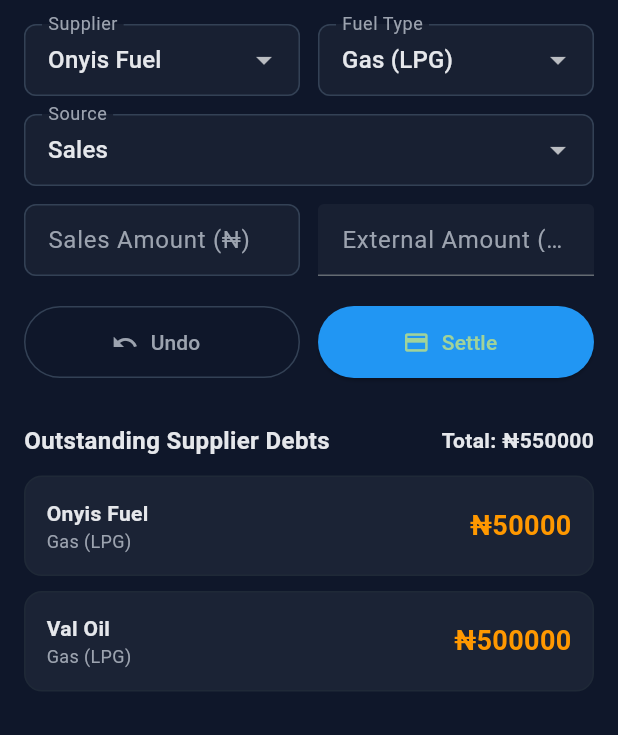
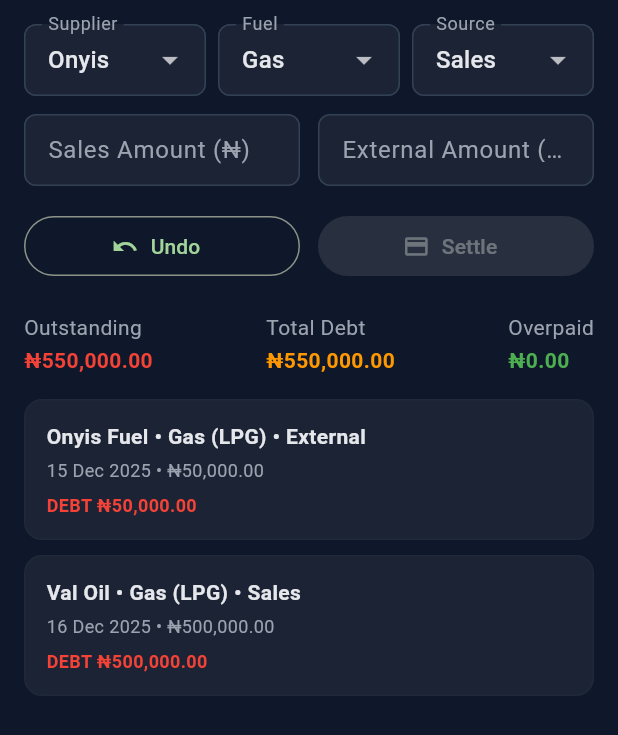
Before and after one commit to adiovall/smartbusiness-erp, a Flutter app: the SettlementTab widget shown alone on an empty page, opened directly with empty values, on a phone screen of 412 x 824 dp. Shown: the top 735 px of the screen. Run offline on Flutter 3.47's test engine with Material 3 defaults, Android fonts, the light colour scheme and no system bars; Roboto replaces fonts that are missing (Segoe UI).

Commit message:
settlemnt updated

```diff
--- a/lib/features/fuel/presentation/widgets/entry_tabs/settlement_tab.dart
+++ b/lib/features/fuel/presentation/widgets/entry_tabs/settlement_tab.dart
@@ -1,12 +1,35 @@
+// lib/features/fuel/presentation/widgets/entry_tabs/settlement_tab.dart
+
 import 'package:flutter/material.dart';
+import 'package:intl/intl.dart';
 
 /* ===================== COLORS ===================== */
 
-const panelBg = Color(0xFF0f172a);
+const panelBg = Color(0xFF111827);
 const panelBorder = Color(0xFF1f2937);
 const textPrimary = Color(0xFFE5E7EB);
 const textSecondary = Color(0xFF9CA3AF);
 const inputBorder = Color(0xFF334155);
+
+/* ===================== MODEL ===================== */
+
+class DebtRecord {
+  final String supplier;
+  final String fuel;
+  final String source;
+  final double amount;
+  final DateTime date;
+
+  DebtRecord({
+    required this.supplier,
+    required this.fuel,
+    required this.source,
+    required this.amount,
+    required this.date,
+  });
+}
+
+/* ===================== WIDGET ===================== */
 
 class SettlementTab extends StatefulWidget {
   final VoidCallback onSubmitted;
@@ -28,27 +51,51 @@
   final salesCtrl = TextEditingController();
   final extCtrl = TextEditingController();
 
-  // 🔹 MOCK DEBTS (replace later with DB)
-  final List<Map<String, dynamic>> debts = [
-    {'supplier': 'Onyis Fuel', 'fuel': 'Gas (LPG)', 'amount': 50000.0},
-    {'supplier': 'Val Oil', 'fuel': 'Gas (LPG)', 'amount': 500000.0},
+  int? selectedIndex;
+
+  final money = NumberFormat.currency(
+    locale: 'en_NG',
+    symbol: '₦',
+    decimalDigits: 2,
+  );
+
+  /* ===================== MOCK DEBTS ===================== */
+  final List<DebtRecord> debts = [
+    DebtRecord(
+      supplier: 'Onyis Fuel',
+      fuel: 'Gas (LPG)',
+      source: 'External',
+      amount: 50000,
+      date: DateTime.now().subtract(const Duration(days: 2)),
+    ),
+    DebtRecord(
+      supplier: 'Val Oil',
+      fuel: 'Gas (LPG)',
+      source: 'Sales',
+      amount: 500000,
+      date: DateTime.now().subtract(const Duration(days: 1)),
+    ),
   ];
 
-  double get totalOutstanding =>
-      debts.fold(0, (sum, d) => sum + d['amount']);
+  double get totalDebt =>
+      debts.fold(0, (sum, d) => sum + d.amount);
+
+  double get overPaid => 0; // placeholder for future logic
 
   void _undo() {
     salesCtrl.clear();
     extCtrl.clear();
+    selectedIndex = null;
     setState(() {});
   }
 
-  InputDecoration _input(String label) {
-    return InputDecoration(
+  /* ===================== INPUT ===================== */
+
+  InputDecoration _input(String label) => InputDecoration(
         labelText: label,
         labelStyle: const TextStyle(color: textSecondary),
         filled: true,
-      fillColor: Colors.white.withOpacity(0.04),
+        fillColor: Colors.white.withOpacity(0.05),
         isDense: true,
         contentPadding:
             const EdgeInsets.symmetric(horizontal: 12, vertical: 12),
@@ -61,7 +108,6 @@
           borderRadius: BorderRadius.circular(8),
         ),
       );
-  }
 
   @override
   Widget build(BuildContext context) {
@@ -70,7 +116,8 @@
       child: Column(
         crossAxisAlignment: CrossAxisAlignment.start,
         children: [
-          /* ===================== SETTLEMENT FORM ===================== */
+          /* ===================== FORM ===================== */
+
           Row(
             children: [
               Expanded(
@@ -81,25 +128,25 @@
                   (v) => setState(() => supplier = v!),
                 ),
               ),
-              const SizedBox(width: 12),
+              const SizedBox(width: 8),
               Expanded(
                 child: _dropdown(
-                  'Fuel Type',
+                  'Fuel',
                   fuel,
                   fuels,
                   (v) => setState(() => fuel = v!),
                 ),
               ),
-            ],
-          ),
-
-          const SizedBox(height: 12),
-
-          _dropdown(
+              const SizedBox(width: 8),
+              Expanded(
+                child: _dropdown(
                   'Source',
                   source,
                   sources,
                   (v) => setState(() => source = v!),
+                ),
+              ),
+            ],
           ),
 
           const SizedBox(height: 12),
@@ -110,7 +157,6 @@
                 child: _field(
                   'Sales Amount (₦)',
                   salesCtrl,
-                  enabled: source != 'External',
                 ),
               ),
               const SizedBox(width: 12),
@@ -118,36 +164,28 @@
                 child: _field(
                   'External Amount (₦)',
                   extCtrl,
-                  enabled: source != 'Sales',
                 ),
               ),
             ],
           ),
 
-          const SizedBox(height: 20),
+          const SizedBox(height: 16),
 
           Row(
             children: [
               Expanded(
-                child: SizedBox(
-                  height: 48,
                 child: OutlinedButton.icon(
                   onPressed: _undo,
                   icon: const Icon(Icons.undo),
                   label: const Text('Undo'),
-                    style: OutlinedButton.styleFrom(
-                      foregroundColor: textSecondary,
-                      side: const BorderSide(color: inputBorder),
-                    ),
-                  ),
                 ),
               ),
               const SizedBox(width: 12),
               Expanded(
-                child: SizedBox(
-                  height: 48,
                 child: ElevatedButton.icon(
-                    onPressed: () {
+                  onPressed: selectedIndex == null
+                      ? null
+                      : () {
                           widget.onSubmitted();
                           _undo();
                         },
@@ -158,36 +196,37 @@
                   ),
                 ),
               ),
+            ],
+          ),
+
+          const SizedBox(height: 20),
+
+          /* ===================== SUMMARY ===================== */
+
+          Row(
+            mainAxisAlignment: MainAxisAlignment.spaceBetween,
+            children: [
+              _summaryChip(
+                'Outstanding',
+                money.format(totalDebt),
+                totalDebt > 0 ? Colors.red : Colors.green,
+              ),
+              _summaryChip(
+                'Total Debt',
+                money.format(totalDebt),
+                Colors.orange,
+              ),
+              _summaryChip(
+                'Overpaid',
+                money.format(overPaid),
+                Colors.green,
               ),
             ],
           ),
 
-          const SizedBox(height: 30),
+          const SizedBox(height: 16),
 
-          /* ===================== OUTSTANDING DEBTS ===================== */
-          Row(
-            mainAxisAlignment: MainAxisAlignment.spaceBetween,
-            children: [
-              const Text(
-                'Outstanding Supplier Debts',
-                style: TextStyle(
-                  fontSize: 16,
-                  fontWeight: FontWeight.w600,
-                  color: textPrimary,
-                ),
-              ),
-              Text(
-                'Total: ₦${totalOutstanding.toStringAsFixed(0)}',
-                style: const TextStyle(
-                  fontSize: 14,
-                  fontWeight: FontWeight.bold,
-                  color: textPrimary,
-                ),
-              ),
-            ],
-          ),
-
-          const SizedBox(height: 12),
+          /* ===================== DEBT LIST ===================== */
 
           Expanded(
             child: ListView.separated(
@@ -195,45 +234,54 @@
               separatorBuilder: (_, __) => const SizedBox(height: 10),
               itemBuilder: (_, i) {
                 final d = debts[i];
-                return Container(
+
+                return GestureDetector(
+                  onTap: () => setState(() => selectedIndex = i),
+                  child: Container(
                     padding: const EdgeInsets.all(14),
                     decoration: BoxDecoration(
-                    color: Colors.white.withOpacity(0.05),
+                      color: selectedIndex == i
+                          ? Colors.blue.withOpacity(0.15)
+                          : Colors.white.withOpacity(0.05),
                       borderRadius: BorderRadius.circular(12),
                       border: Border.all(color: panelBorder),
                     ),
-                  child: Row(
-                    children: [
-                      Expanded(
                     child: Column(
                       crossAxisAlignment: CrossAxisAlignment.start,
                       children: [
+                        // Line 1
                         Text(
-                              d['supplier'],
+                          '${d.supplier} • ${d.fuel} • ${d.source}',
                           style: const TextStyle(
                             color: textPrimary,
                             fontWeight: FontWeight.w600,
                           ),
                         ),
+
+                        const SizedBox(height: 4),
+
+                        // Line 2
                         Text(
-                              d['fuel'],
+                          '${DateFormat('dd MMM yyyy').format(d.date)} • ${money.format(d.amount)}',
                           style: const TextStyle(
                             color: textSecondary,
                             fontSize: 12,
                           ),
                         ),
-                          ],
-                        ),
-                      ),
+
+                        const SizedBox(height: 6),
+
+                        // Line 3
                         Text(
-                        '₦${d['amount'].toStringAsFixed(0)}',
+                          'DEBT ${money.format(d.amount)}',
                           style: const TextStyle(
-                          fontSize: 18,
+                            color: Colors.red,
                             fontWeight: FontWeight.bold,
-                          color: Colors.orange,
+                            fontSize: 12,
                           ),
                         ),
                       ],
+                    ),
                   ),
                 );
               },
@@ -245,6 +293,23 @@
   }
 
   /* ===================== HELPERS ===================== */
+
+  Widget _summaryChip(String label, String value, Color color) {
+    return Column(
+      crossAxisAlignment: CrossAxisAlignment.start,
+      children: [
+        Text(label, style: const TextStyle(color: textSecondary)),
+        const SizedBox(height: 2),
+        Text(
+          value,
+          style: TextStyle(
+            color: color,
+            fontWeight: FontWeight.bold,
+          ),
+        ),
+      ],
+    );
+  }
 
   Widget _dropdown(
     String label,
@@ -258,16 +323,12 @@
           value: value,
           isDense: true,
           isExpanded: true,
-          dropdownColor: panelBg,
           decoration: _input(label),
           items: items
               .map(
                 (e) => DropdownMenuItem(
                   value: e,
-                  child: Text(
-                    e,
-                    style: const TextStyle(color: textPrimary),
-                  ),
+                  child: Text(e, style: const TextStyle(color: textPrimary)),
                 ),
               )
               .toList(),
@@ -275,16 +336,10 @@
         ),
       );
 
-  Widget _field(
-    String label,
-    TextEditingController ctrl, {
-    bool enabled = true,
-  }) =>
-      SizedBox(
+  Widget _field(String label, TextEditingController ctrl) => SizedBox(
         height: 48,
         child: TextField(
           controller: ctrl,
-          enabled: enabled,
           keyboardType: TextInputType.number,
           decoration: _input(label),
           style: const TextStyle(color: textPrimary),
```
Lines whose indentation alone changed are shown as unchanged.
